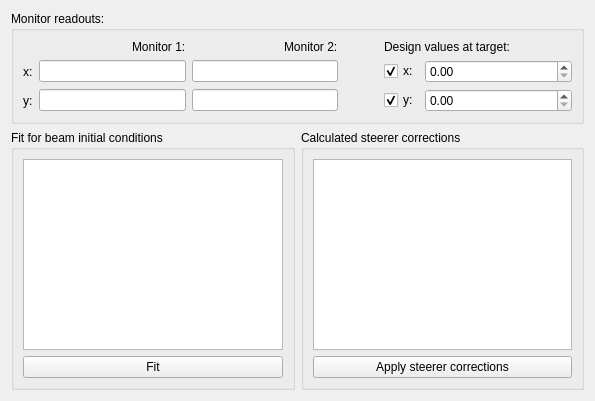
This is madgui/correct/mgm_dialog.ui in hibtc/madgui as Qt 5 draws it before an edit. The edited form follows.
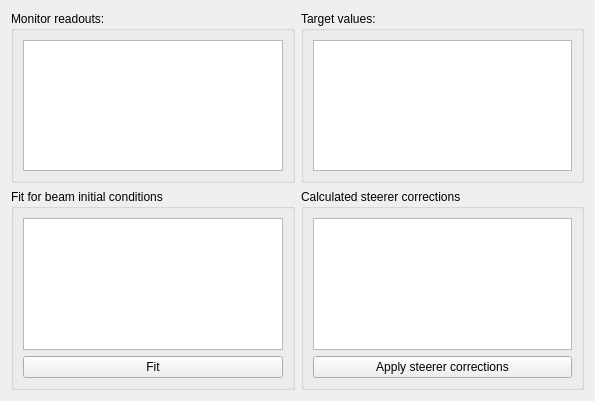
This is the edited form. Custom widgets are drawn as their Qt base class.

Commit message: Comprehensive changes to multi grid dialog

Diff of the .ui file:
```diff
--- a/madgui/correct/mgm_dialog.ui
+++ b/madgui/correct/mgm_dialog.ui
@@ -14,123 +14,6 @@
    <string>Optic variation method (orbit flattening)</string>
   </property>
   <layout class="QGridLayout" columnstretch="1,1">
-   <item row="0" column="0" colspan="2">
-    <widget class="QGroupBox">
-     <property name="title">
-      <string>Monitor readouts:</string>
-     </property>
-     <layout class="QGridLayout" columnstretch="0,1,1,0,0,1">
-      <item row="0" column="1" alignment="Qt::AlignRight">
-       <widget class="QLabel" name="mon1_title">
-        <property name="text">
-         <string>Monitor 1:</string>
-        </property>
-       </widget>
-      </item>
-      <item row="0" column="2" alignment="Qt::AlignRight">
-       <widget class="QLabel" name="mon2_title">
-        <property name="text">
-         <string>Monitor 2:</string>
-        </property>
-       </widget>
-      </item>
-      <item row="1" column="0">
-       <widget class="QLabel" name="x_label">
-        <property name="text">
-         <string>x:</string>
-        </property>
-       </widget>
-      </item>
-      <item row="1" column="1">
-       <widget class="QuantityDisplay" name="mon1_x_value">
-        <property name="focusPolicy">
-         <enum>Qt::ClickFocus</enum>
-        </property>
-       </widget>
-      </item>
-      <item row="1" column="2">
-       <widget class="QuantityDisplay" name="mon2_x_value">
-        <property name="focusPolicy">
-         <enum>Qt::ClickFocus</enum>
-        </property>
-        <property name="readOnly">
-         <bool>true</bool>
-        </property>
-       </widget>
-      </item>
-      <item row="2" column="0">
-       <widget class="QLabel" name="y_label">
-        <property name="text">
-         <string>y:</string>
-        </property>
-       </widget>
-      </item>
-      <item row="2" column="1">
-       <widget class="QuantityDisplay" name="mon1_y_value">
-        <property name="focusPolicy">
-         <enum>Qt::ClickFocus</enum>
-        </property>
-       </widget>
-      </item>
-      <item row="2" column="2">
-       <widget class="QuantityDisplay" name="mon2_y_value">
-        <property name="focusPolicy">
-         <enum>Qt::ClickFocus</enum>
-        </property>
-        <property name="readOnly">
-         <bool>true</bool>
-        </property>
-       </widget>
-      </item>
-      <item row="0" column="3" rowspan="3">
-       <spacer>
-        <property name="orientation">
-         <enum>Qt::Horizontal</enum>
-        </property>
-        <property name="sizeHint" stdset="0">
-         <size>
-          <width>40</width>
-          <height>20</height>
-         </size>
-        </property>
-       </spacer>
-      </item>
-      <item row="0" column="4" colspan="2">
-       <widget class="QLabel" name="target_title">
-        <property name="text">
-         <string>Design values at target:</string>
-        </property>
-       </widget>
-      </item>
-      <item row="2" column="4" alignment="Qt::AlignRight">
-       <widget class="QCheckBox" name="y_target_check">
-        <property name="text">
-         <string>y:</string>
-        </property>
-        <property name="checked">
-         <bool>true</bool>
-        </property>
-       </widget>
-      </item>
-      <item row="2" column="5">
-       <widget class="QuantitySpinBox" name="y_target_value"/>
-      </item>
-      <item row="1" column="4" alignment="Qt::AlignRight">
-       <widget class="QCheckBox" name="x_target_check">
-        <property name="text">
-         <string>x:</string>
-        </property>
-        <property name="checked">
-         <bool>true</bool>
-        </property>
-       </widget>
-      </item>
-      <item row="1" column="5">
-       <widget class="QuantitySpinBox" name="x_target_value"/>
-      </item>
-     </layout>
-    </widget>
-   </item>
    <item row="1" column="0">
     <widget class="QGroupBox">
      <property name="title">
@@ -138,7 +21,7 @@
      </property>
      <layout class="QVBoxLayout">
       <item>
-       <widget class="TableView" name="fit_table">
+       <widget class="TableView" name="fit_tab">
         <property name="focusPolicy">
          <enum>Qt::ClickFocus</enum>
         </property>
@@ -165,7 +48,7 @@
      </property>
      <layout class="QVBoxLayout">
       <item>
-       <widget class="TableView" name="corrections_table">
+       <widget class="TableView" name="var_tab">
         <property name="focusPolicy">
          <enum>Qt::ClickFocus</enum>
         </property>
@@ -181,6 +64,30 @@
      </layout>
     </widget>
    </item>
+   <item row="0" column="0">
+    <widget class="QGroupBox">
+     <property name="title">
+      <string>Monitor readouts:</string>
+     </property>
+     <layout class="QVBoxLayout">
+      <item>
+       <widget class="TableView" name="mon_tab"/>
+      </item>
+     </layout>
+    </widget>
+   </item>
+   <item row="0" column="1">
+    <widget class="QGroupBox">
+     <property name="title">
+      <string>Target values:</string>
+     </property>
+     <layout class="QVBoxLayout">
+      <item>
+       <widget class="TableView" name="con_tab"/>
+      </item>
+     </layout>
+    </widget>
+   </item>
   </layout>
  </widget>
  <customwidgets>
@@ -189,16 +96,6 @@
    <extends>QTableView</extends>
    <header>madgui/widget/tableview.h</header>
   </customwidget>
-  <customwidget>
-   <class>QuantitySpinBox</class>
-   <extends>QDoubleSpinBox</extends>
-   <header>madgui/widget/spinbox.h</header>
-  </customwidget>
-  <customwidget>
-   <class>QuantityDisplay</class>
-   <extends>QLineEdit</extends>
-   <header>madgui/widget/quantity.h</header>
-  </customwidget>
  </customwidgets>
  <resources/>
  <connections>
```
Left out of the diff: 35 changed lines with no effect on the pictures. The commit also changes 6 other files.
